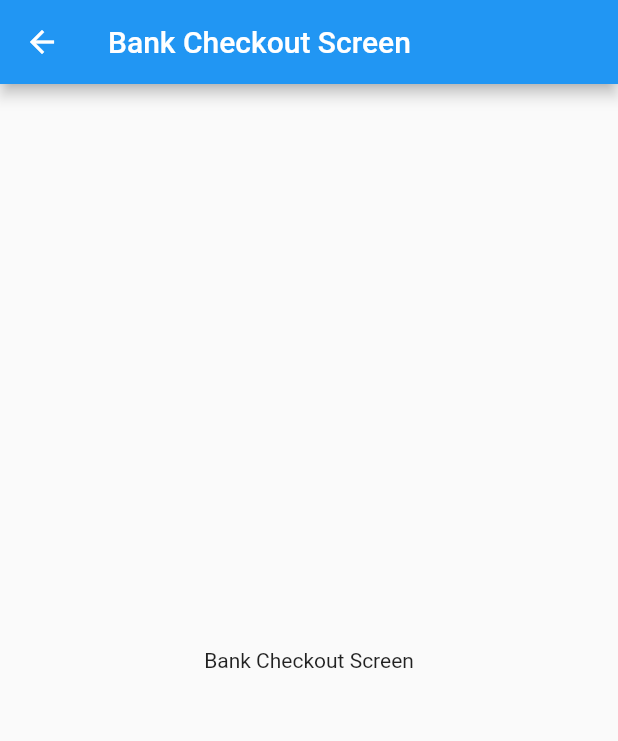
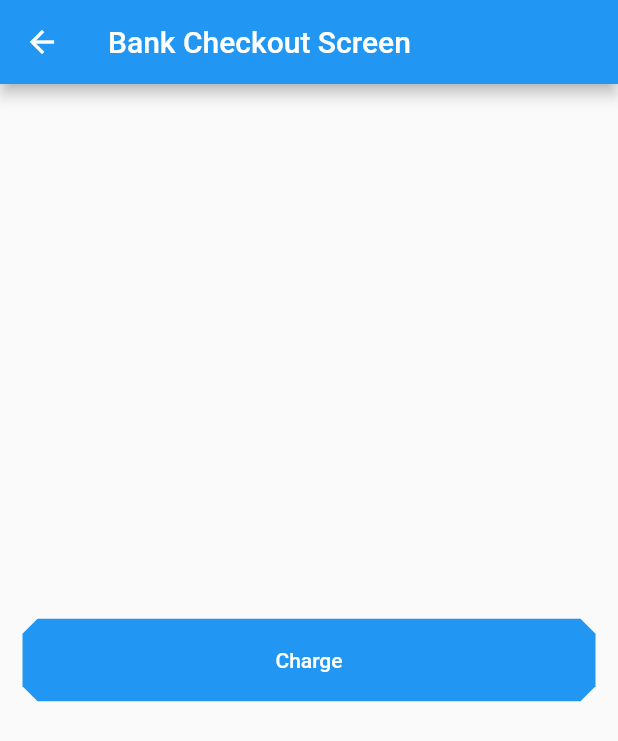
Before and after one commit to timilehinjegede/flutter-paystack-demo, a Flutter app: the BankCheckoutScreen screen opened by its route, on a phone screen of 412 x 824 dp. Shown: the top 741 px of the screen. Run offline on Flutter 3.47's test engine with Material 2 defaults, Android fonts, the phone set to English and light mode, and no system bars; missing offline and left inert: flutter_paystack.

Commit message:
Bank payment implemented

```diff
--- a/lib/views/home.dart
+++ b/lib/views/home.dart
@@ -1,4 +1,5 @@
 import 'package:flutter/material.dart';
+import 'package:paystack_demo/services/api_service.dart';
 import 'package:paystack_demo/views/screens/bank_checkout.dart';
 import 'package:paystack_demo/views/screens/card_checkout.dart';
 import 'package:paystack_demo/views/screens/custom_ui_checkout.dart';
--- a/lib/views/screens/bank_checkout.dart
+++ b/lib/views/screens/bank_checkout.dart
@@ -1,7 +1,9 @@
 import 'package:flutter/material.dart';
+import 'package:flutter_paystack/flutter_paystack.dart';
+import 'package:paystack_demo/services/api_service.dart';
+import 'package:paystack_demo/views/widgets/dialogs.dart';
 
 class BankCheckoutScreen extends StatefulWidget {
-
   static final String routeName = 'bankcheckoutscreen';
 
   @override
@@ -9,25 +11,58 @@ class BankCheckoutScreen extends StatefulWidget {
 }
 
 class _BankCheckoutScreenState extends State<BankCheckoutScreen> {
-
   @override
   void initState() {
-    // TODO: implement initState
+    PaystackPlugin.initialize(publicKey: APIService.publicKey);
     super.initState();
+  }
+
+  _startCharge() async {
+    var values = await APIService.initTransaction(APIService.secretKey);
+
+    Charge _charge = Charge()
+      ..email = 'user@test.com'
+      ..amount = 929200
+      ..accessCode = values['data']['access_code'];
+
+    CheckoutResponse _checkoutResponse = await PaystackPlugin.checkout(
+      context,
+      charge: _charge,
+      method: CheckoutMethod.bank,
+    );
+
+
+    if (_checkoutResponse.status == true){
+      AppDialogs.showSuccessDialog(context, _checkoutResponse.message);
+    } else {
+      AppDialogs.showErrorDialog(context, _checkoutResponse.message);
+    }
   }
 
   @override
   Widget build(BuildContext context) {
     return Scaffold(
       appBar: AppBar(
-        title: Text(
-          'Bank Checkout Screen'
-        ),
+        title: Text('Bank Checkout Screen'),
       ),
-      body: Center(
-        child: Text(
-          'Bank Checkout Screen'
-        ),
+      body: Padding(
+        padding: const EdgeInsets.symmetric(horizontal: 15),
+        child: Center(
+            child: SizedBox(
+          height: 55,
+          child: FlatButton(
+            shape:
+                BeveledRectangleBorder(borderRadius: BorderRadius.circular(10)),
+            color: Colors.blue,
+            textColor: Colors.white,
+            onPressed: () async {
+              _startCharge();
+            },
+            child: Center(
+              child: Text('Charge'),
+            ),
+          ),
+        )),
       ),
     );
   }
```
Also changed, not shown: lib/services/api_service.dart (+7 -7 lines).
